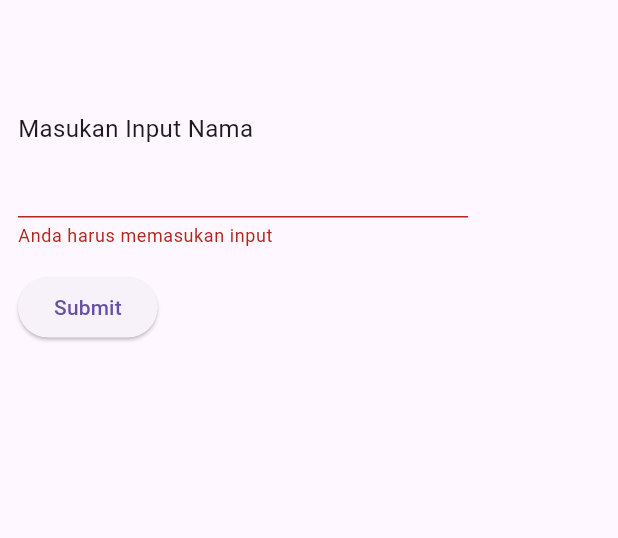
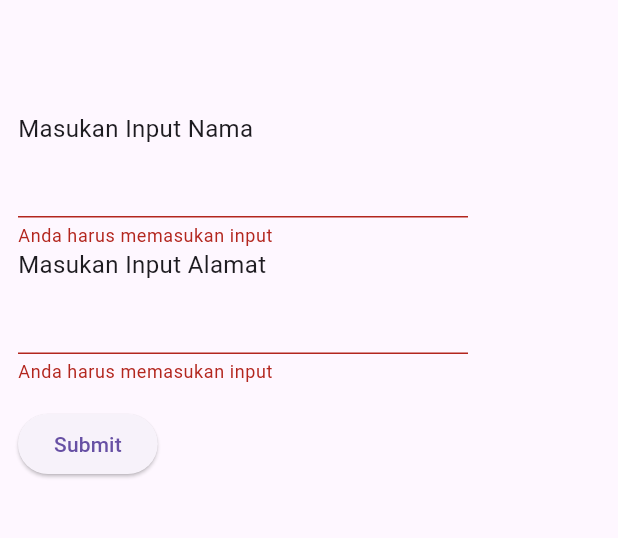
Before and after one commit to Indramalang/flutter_form, a Flutter app: the screen it shows after launch, after a tap on "Submit", on a phone screen of 412 x 824 dp, the part 63-601 px from its top. Run offline on Flutter 3.47's test engine with Material 3 defaults, Android fonts, the phone set to English and light mode, and no system bars; our stand-ins replace shared_preferences.

Commit message:
Update custom_form.dart

```diff
--- a/lib/custom_form.dart
+++ b/lib/custom_form.dart
@@ -1,4 +1,6 @@
 import 'package:flutter/material.dart';
+import 'package:shared_preferences/shared_preferences.dart';
+import 'display_form.dart';
 
 class MyCustomForm extends StatefulWidget {
   const MyCustomForm({super.key});
@@ -11,6 +13,16 @@ class MyCustomForm extends StatefulWidget {
 
 class MyCustomFormState extends State<MyCustomForm> {
   final _formKey = GlobalKey<FormState>();
+  final _controllernama = TextEditingController();
+  final _controlleralamat = TextEditingController();
+
+  Future<void> _simpanData() async {
+    final prefs = await SharedPreferences.getInstance();
+    setState(() {
+      prefs.setString('nama', _controllernama.text);
+      prefs.setString('alamat', _controlleralamat.text);
+    });
+  }
 
   @override
   Widget build(BuildContext context) {
@@ -33,6 +45,20 @@ class MyCustomFormState extends State<MyCustomForm> {
                         style: TextStyle(fontSize: 16),
                       ),
                       TextFormField(
+                        controller: _controllernama,
+                        validator: (value) {
+                          if (value == null || value.isEmpty) {
+                            return 'Anda harus memasukan input';
+                          }
+                          return null;
+                        },
+                      ),
+                      Text(
+                        'Masukan Input Alamat',
+                        style: TextStyle(fontSize: 16),
+                      ),
+                      TextFormField(
+                        controller: _controlleralamat,
                         validator: (value) {
                           if (value == null || value.isEmpty) {
                             return 'Anda harus memasukan input';
@@ -45,6 +71,11 @@ class MyCustomFormState extends State<MyCustomForm> {
                         child: ElevatedButton(
                           onPressed: () {
                             if (_formKey.currentState!.validate()) {
+                              _simpanData();
+                              Navigator.push(
+                                  context,
+                                  MaterialPageRoute(
+                                      builder: (context) => DataDisplayPage()));
                               ScaffoldMessenger.of(context).showSnackBar(
                                   SnackBar(content: Text('Data Diproses')));
                             }
```
